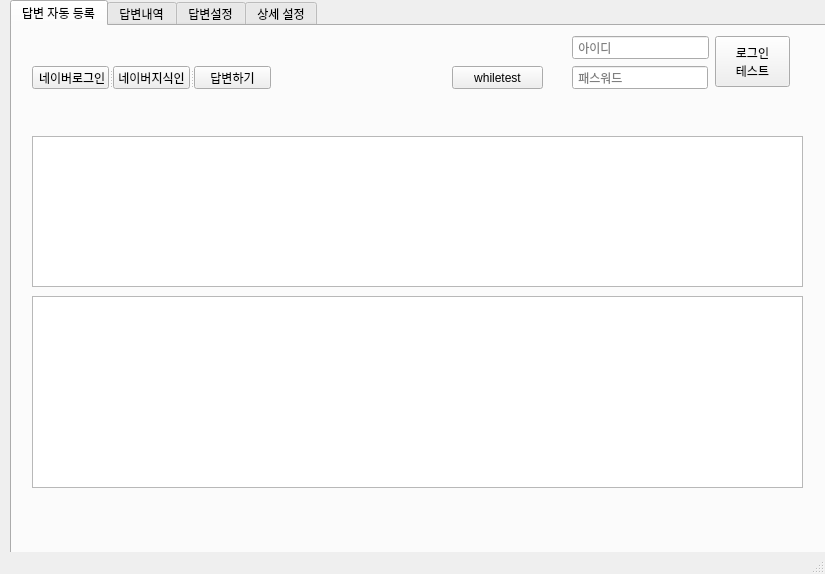
The window that untitled_kin.ui (megalabs/naver) describes before a commit, drawn with Qt 5.
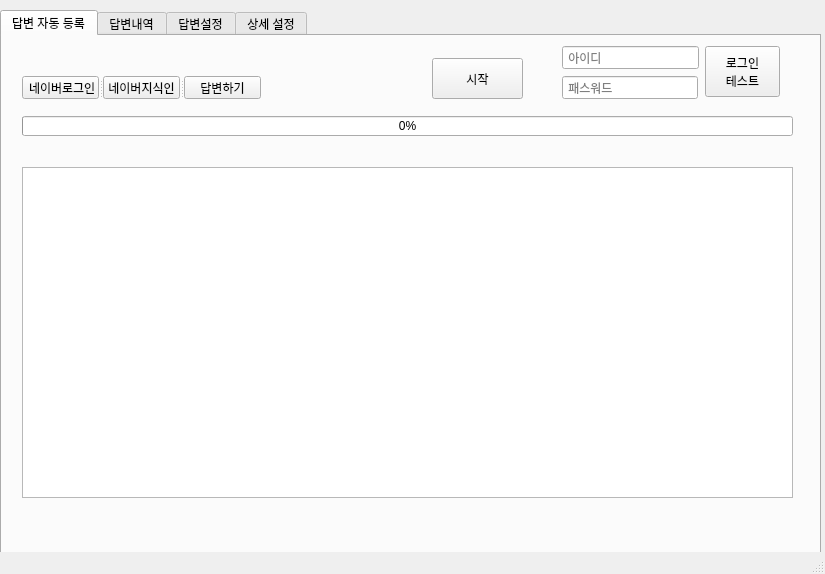
The same window after the commit.

Commit message: 스레드 적용 HIH

```diff
--- a/untitled_kin.ui
+++ b/untitled_kin.ui
@@ -17,8 +17,8 @@
    <widget class="QTabWidget" name="tabWidget">
     <property name="geometry">
      <rect>
-      <x>10</x>
-      <y>0</y>
+      <x>0</x>
+      <y>10</y>
       <width>821</width>
       <height>561</height>
      </rect>
@@ -50,16 +50,6 @@
 테스트</string>
       </property>
      </widget>
-     <widget class="QTextEdit" name="textEdit">
-      <property name="geometry">
-       <rect>
-        <x>20</x>
-        <y>110</y>
-        <width>771</width>
-        <height>151</height>
-       </rect>
-      </property>
-     </widget>
      <widget class="QLineEdit" name="myid">
       <property name="geometry">
        <rect>
@@ -92,29 +82,51 @@
        <string> 패스워드</string>
       </property>
      </widget>
-     <widget class="QPushButton" name="whileTest">
-      <property name="geometry">
-       <rect>
-        <x>440</x>
-        <y>40</y>
-        <width>91</width>
-        <height>23</height>
-       </rect>
-      </property>
-      <property name="text">
-       <string>whiletest</string>
-      </property>
-     </widget>
      <widget class="QTextBrowser" name="logArea">
       <property name="geometry">
        <rect>
         <x>20</x>
-        <y>270</y>
+        <y>131</y>
         <width>771</width>
-        <height>192</height>
+        <height>331</height>
        </rect>
       </property>
      </widget>
+     <widget class="QPushButton" name="whileCheck">
+      <property name="geometry">
+       <rect>
+        <x>430</x>
+        <y>22</y>
+        <width>91</width>
+        <height>41</height>
+       </rect>
+      </property>
+      <property name="text">
+       <string>시작</string>
+      </property>
+      <property name="checkable">
+       <bool>true</bool>
+      </property>
+      <property name="checked">
+       <bool>false</bool>
+      </property>
+     </widget>
+     <widget class="QProgressBar" name="progressBar">
+      <property name="geometry">
+       <rect>
+        <x>20</x>
+        <y>80</y>
+        <width>771</width>
+        <height>20</height>
+       </rect>
+      </property>
+      <property name="maximum">
+       <number>10</number>
+      </property>
+      <property name="value">
+       <number>0</number>
+      </property>
+     </widget>
      <widget class="QSplitter" name="splitter_2">
       <property name="geometry">
        <rect>
```
The commit also changes 2 other files.
